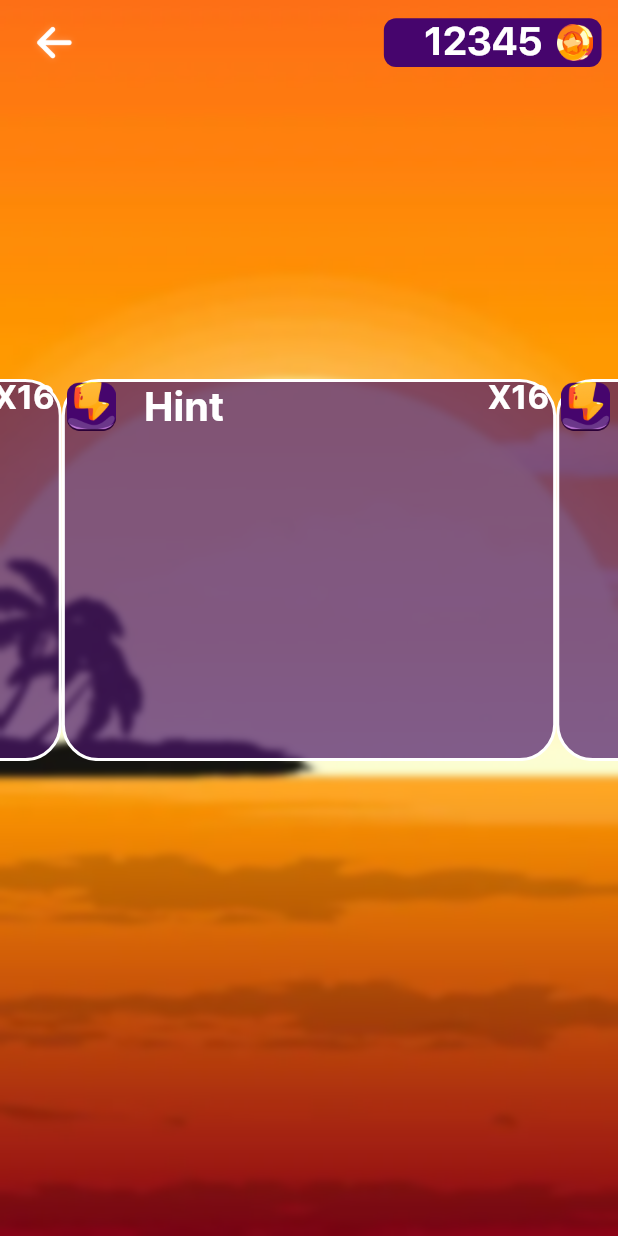
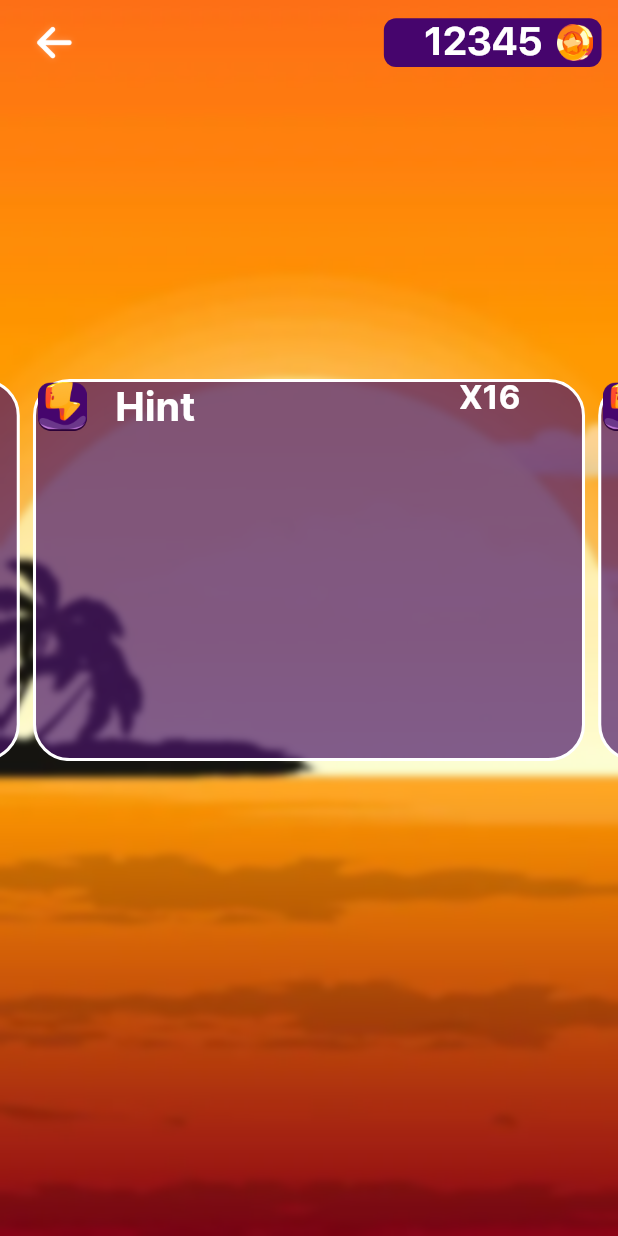
Before and after one commit to DianaTalantbekova/crystal-memories, a Flutter app: the screen it shows after launch, on a phone screen of 412 x 824 dp. Run offline on Flutter 3.47's test engine with Material 2 defaults, Android fonts, the phone set to English and light mode, and no system bars; drawn by our look-alikes of carousel_slider; our stand-ins replace bordered_text, flutter_screenutil, go_router; project files that could hold a hidden picture were left out.

Commit message:
fixed carousel

```diff
--- a/lib/screens/shop_screen.dart
+++ b/lib/screens/shop_screen.dart
@@ -3,7 +3,6 @@ import 'package:carousel_slider/carousel_slider.dart';
 import 'package:crystal_memories/commons/text_style_helper.dart';
 import 'package:crystal_memories/commons/theme_helper.dart';
 import 'package:crystal_memories/widgets/app_bar_widget.dart';
-import 'package:crystal_memories/widgets/hint_button.dart';
 import 'package:flutter/material.dart';
 import 'package:flutter_screenutil/flutter_screenutil.dart';
 
@@ -54,12 +53,25 @@ class ShopScreen extends StatelessWidget {
         ),
         SizedBox(height: 193.h),
         CarouselSlider.builder(
-          options: CarouselOptions(height: 251.h),
+          options: CarouselOptions(
+            height: 251.h,
+            viewportFraction: 0.9146,
+          ),
           itemCount: 5,
           itemBuilder:
-              (BuildContext context, int itemIndex, int pageViewIndex) =>
-                  Container(
-            width: 327.w,
+              (BuildContext context, int itemIndex, int pageViewIndex) {
+            return _carouselItem();
+          },
+        )
+      ],
+    );
+  }
+
+  Widget _carouselItem() {
+    return Padding(
+      padding: EdgeInsets.symmetric(horizontal: 4.w),
+      child: Container(
+        // width: 327.w,
         decoration: BoxDecoration(
           color: ThemeHelper.purple.withOpacity(0.69),
           borderRadius: BorderRadius.circular(24.r),
@@ -86,8 +98,6 @@ class ShopScreen extends StatelessWidget {
           ],
         ),
       ),
-        )
-      ],
     );
   }
 }
```
Lines whose indentation alone changed are shown as unchanged.
